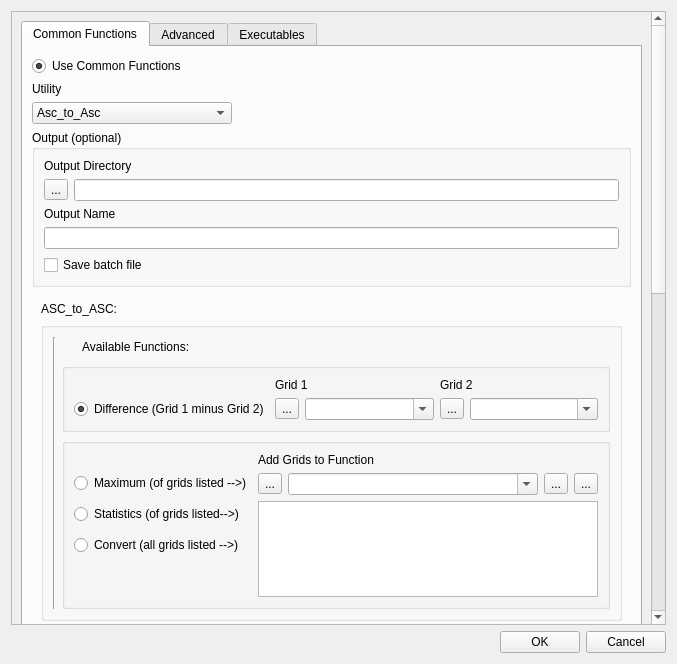
This is tuflow/forms/TUFLOW_utilities.ui in TUFLOW-Support/QGIS-TUFLOW-Plugin as Qt 5 draws it before an edit. The edited form follows.
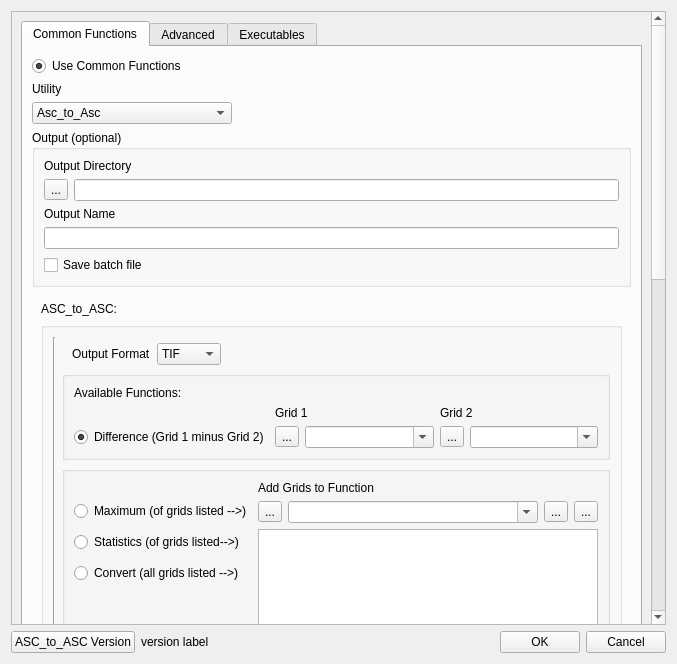
This is the edited form.

```diff
--- a/tuflow/forms/TUFLOW_utilities.ui
+++ b/tuflow/forms/TUFLOW_utilities.ui
@@ -23,9 +23,9 @@
       <property name="geometry">
        <rect>
         <x>0</x>
-        <y>0</y>
+        <y>-50</y>
         <width>640</width>
-        <height>1316</height>
+        <height>1392</height>
        </rect>
       </property>
       <layout class="QGridLayout" name="gridLayout_10">
@@ -189,14 +189,85 @@
                      <string/>
                     </property>
                     <layout class="QGridLayout" name="gridLayout_19">
-                     <item row="0" column="1">
+                     <item row="1" column="1">
                       <layout class="QGridLayout" name="gridLayout_18">
-                       <item row="2" column="1">
+                       <item row="0" column="0" rowspan="4">
+                        <widget class="Line" name="line">
+                         <property name="orientation">
+                          <enum>Qt::Vertical</enum>
+                         </property>
+                        </widget>
+                       </item>
+                       <item row="3" column="1">
                         <widget class="QGroupBox" name="groupBox_2">
                          <property name="title">
                           <string/>
                          </property>
                          <layout class="QGridLayout" name="gridLayout_9">
+                          <item row="3" column="0">
+                           <layout class="QGridLayout" name="gridLayout_23">
+                            <item row="0" column="1">
+                             <widget class="QLabel" name="label_42">
+                              <property name="text">
+                               <string>Input 2d_zsh</string>
+                              </property>
+                             </widget>
+                            </item>
+                            <item row="1" column="2">
+                             <layout class="QHBoxLayout" name="horizontalLayout_29">
+                              <item>
+                               <widget class="QToolButton" name="btnBrowseBrkline_raster">
+                                <property name="text">
+                                 <string>...</string>
+                                </property>
+                               </widget>
+                              </item>
+                              <item>
+                               <widget class="QComboBox" name="cboBrkline_raster">
+                                <property name="editable">
+                                 <bool>true</bool>
+                                </property>
+                               </widget>
+                              </item>
+                             </layout>
+                            </item>
+                            <item row="1" column="1">
+                             <layout class="QHBoxLayout" name="horizontalLayout_32">
+                              <item>
+                               <widget class="QToolButton" name="btnBrowseBrkline_vector">
+                                <property name="text">
+                                 <string>...</string>
+                                </property>
+                               </widget>
+                              </item>
+                              <item>
+                               <widget class="QComboBox" name="cboBrkline_vector">
+                                <property name="editable">
+                                 <bool>true</bool>
+                                </property>
+                               </widget>
+                              </item>
+                             </layout>
+                            </item>
+                            <item row="0" column="2">
+                             <widget class="QLabel" name="label_43">
+                              <property name="text">
+                               <string>Input Grid</string>
+                              </property>
+                             </widget>
+                            </item>
+                            <item row="1" column="0">
+                             <widget class="QRadioButton" name="rbBrklineFunc">
+                              <property name="text">
+                               <string>Breakline function</string>
+                              </property>
+                              <attribute name="buttonGroup">
+                               <string notr="true">buttonGroup</string>
+                              </attribute>
+                             </widget>
+                            </item>
+                           </layout>
+                          </item>
                           <item row="1" column="0">
                            <layout class="QGridLayout" name="gridLayout_8">
                             <item row="2" column="1" rowspan="2" colspan="2">
@@ -348,40 +419,13 @@
                          </layout>
                         </widget>
                        </item>
-                       <item row="0" column="1">
-                        <layout class="QHBoxLayout" name="horizontalLayout_20">
-                         <item>
-                          <spacer name="horizontalSpacer_12">
-                           <property name="orientation">
-                            <enum>Qt::Horizontal</enum>
-                           </property>
-                           <property name="sizeType">
-                            <enum>QSizePolicy::Fixed</enum>
-                           </property>
-                           <property name="sizeHint" stdset="0">
-                            <size>
-                             <width>20</width>
-                             <height>20</height>
-                            </size>
-                           </property>
-                          </spacer>
-                         </item>
-                         <item>
-                          <widget class="QLabel" name="label_29">
-                           <property name="text">
-                            <string>Available Functions:</string>
-                           </property>
-                          </widget>
-                         </item>
-                        </layout>
-                       </item>
-                       <item row="1" column="1">
+                       <item row="2" column="1">
                         <widget class="QGroupBox" name="groupBox">
                          <property name="title">
                           <string/>
                          </property>
                          <layout class="QGridLayout" name="gridLayout_2">
-                          <item row="0" column="0">
+                          <item row="1" column="0">
                            <layout class="QGridLayout" name="gridLayout_6">
                             <item row="1" column="1">
                              <layout class="QHBoxLayout" name="horizontalLayout_14">
@@ -448,15 +492,88 @@
                             </item>
                            </layout>
                           </item>
+                          <item row="0" column="0">
+                           <layout class="QHBoxLayout" name="horizontalLayout_20">
+                            <item>
+                             <widget class="QLabel" name="label_29">
+                              <property name="text">
+                               <string>Available Functions:</string>
+                              </property>
+                             </widget>
+                            </item>
+                           </layout>
+                          </item>
                          </layout>
                         </widget>
                        </item>
-                       <item row="0" column="0" rowspan="3">
-                        <widget class="Line" name="line">
-                         <property name="orientation">
-                          <enum>Qt::Vertical</enum>
-                         </property>
-                        </widget>
+                       <item row="1" column="1">
+                        <layout class="QHBoxLayout" name="horizontalLayout_27">
+                         <item>
+                          <spacer name="horizontalSpacer_19">
+                           <property name="orientation">
+                            <enum>Qt::Horizontal</enum>
+                           </property>
+                           <property name="sizeType">
+                            <enum>QSizePolicy::Fixed</enum>
+                           </property>
+                           <property name="sizeHint" stdset="0">
+                            <size>
+                             <width>10</width>
+                             <height>0</height>
+                            </size>
+                           </property>
+                          </spacer>
+                         </item>
+                         <item>
+                          <widget class="QLabel" name="label_41">
+                           <property name="text">
+                            <string>Output Format</string>
+                           </property>
+                          </widget>
+                         </item>
+                         <item>
+                          <widget class="QComboBox" name="cbo_output_format">
+                           <item>
+                            <property name="text">
+                             <string>TIF</string>
+                            </property>
+                           </item>
+                           <item>
+                            <property name="text">
+                             <string>FLT</string>
+                            </property>
+                           </item>
+                           <item>
+                            <property name="text">
+                             <string>ASC</string>
+                            </property>
+                           </item>
+                           <item>
+                            <property name="text">
+                             <string>GPKG</string>
+                            </property>
+                           </item>
+                           <item>
+                            <property name="text">
+                             <string>NC</string>
+                            </property>
+                           </item>
+                          </widget>
+                         </item>
+                         <item>
+                          <spacer name="horizontalSpacer_18">
+                           <property name="orientation">
+                            <enum>Qt::Horizontal</enum>
+                           </property>
+                           <property name="sizeHint" stdset="0">
+                            <size>
+                             <width>40</width>
+                             <height>0</height>
+                            </size>
+                           </property>
+                          </spacer>
+                         </item>
+                        </layout>
                        </item>
                       </layout>
                      </item>
@@ -1599,6 +1716,20 @@
    </item>
    <item>
     <layout class="QHBoxLayout" name="horizontalLayout">
+     <item>
+      <widget class="QPushButton" name="pbAscToAsc_version">
+       <property name="text">
+        <string>ASC_to_ASC Version</string>
+       </property>
+      </widget>
+     </item>
+     <item>
+      <widget class="QLabel" name="label_40">
+       <property name="text">
+        <string>version label</string>
+       </property>
+      </widget>
+     </item>
      <item>
       <spacer name="horizontalSpacer">
        <property name="orientation">
```
Left out of the diff: 2 changed lines with no effect on the pictures.
